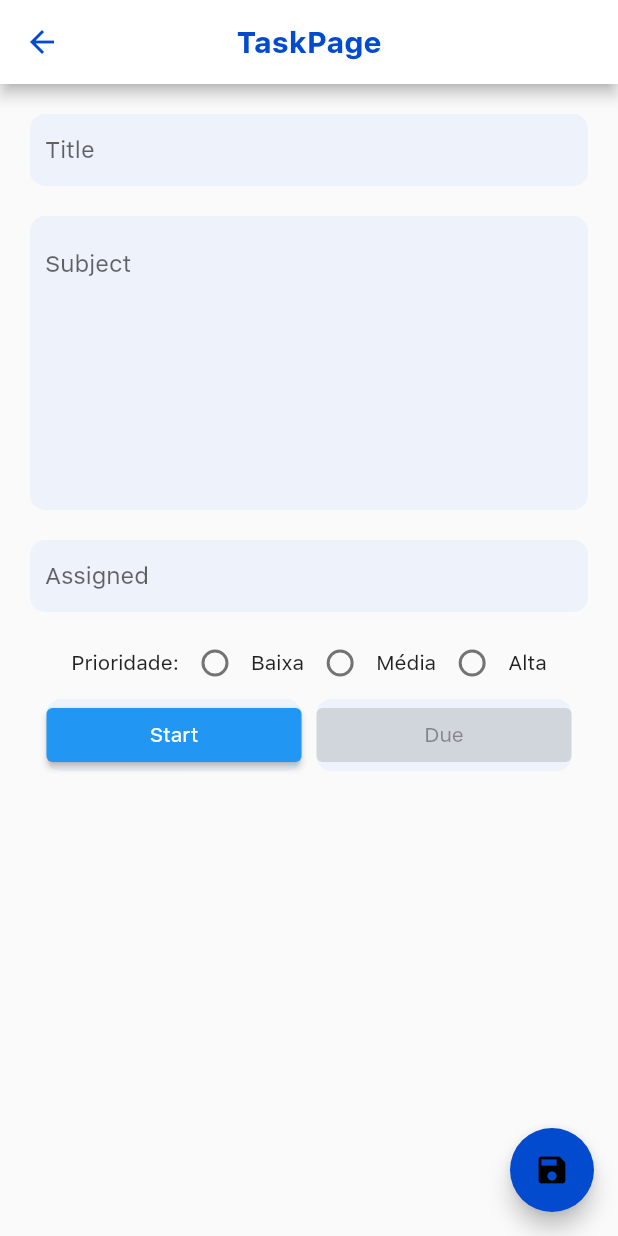
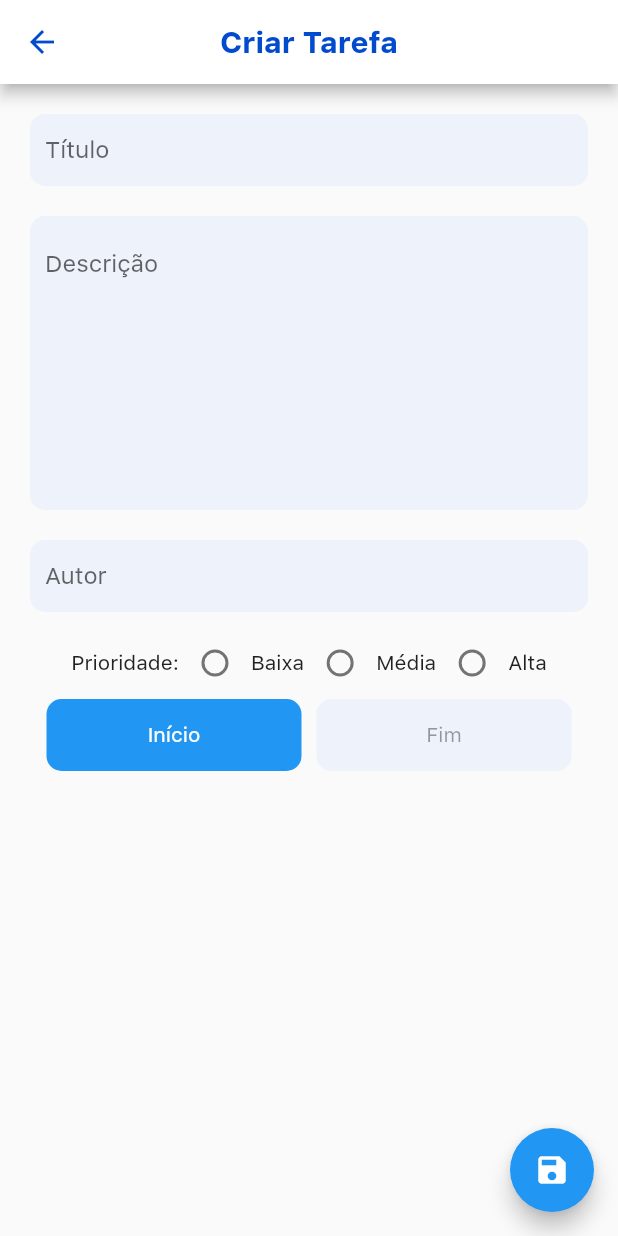
Before and after one commit to Rafarache/TaskManagerApp, a Flutter app: the TaskPage screen opened directly, on a phone screen of 412 x 824 dp. Run offline on Flutter 3.47's test engine with Material 2 defaults, Android fonts, the phone set to English and light mode, and no system bars; our stand-ins replace community_material_icon, sqflite; missing offline and left inert: icofont_flutter; accounts and stored records are empty.

Commit message:
Language changed

```diff
--- a/lib/Model/taskHelper.dart
+++ b/lib/Model/taskHelper.dart
@@ -112,7 +112,7 @@ class TaskHelper {
   Future<Database> initDb() async {
     final databasesPath = await getDatabasesPath();
 
-    final path = join(databasesPath, "tasksnew009.db");
+    final path = join(databasesPath, "tasksnew9.db");
 
     return await openDatabase(path, version: 1,
         onCreate: (Database db, int newerVersion) async {
--- a/lib/View/AddTask/TaskPage.dart
+++ b/lib/View/AddTask/TaskPage.dart
@@ -43,7 +43,7 @@ class _TaskPageState extends State<TaskPage> {
           ),
           centerTitle: true,
           title: Text(
-            'TaskPage',
+            'Criar Tarefa',
             style: TextStyle(
               fontWeight: FontWeight.w700,
               color: Theme.of(context).primaryColor,
@@ -66,7 +66,7 @@ class _TaskPageState extends State<TaskPage> {
                     controller: _titleController,
                     decoration: InputDecoration(
                       contentPadding: EdgeInsets.only(right: 10),
-                      hintText: 'Title',
+                      hintText: 'Título',
                       border: InputBorder.none,
                     ),
                     onChanged: (text) {
@@ -90,7 +90,7 @@ class _TaskPageState extends State<TaskPage> {
                     controller: _subjectController,
                     decoration: InputDecoration(
                       border: InputBorder.none,
-                      hintText: 'Subject',
+                      hintText: 'Descrição',
                     ),
                     onChanged: (text) {
                       setState(() {
@@ -113,7 +113,7 @@ class _TaskPageState extends State<TaskPage> {
                     controller: _assignedController,
                     decoration: InputDecoration(
                       border: InputBorder.none,
-                      hintText: 'Assigned',
+                      hintText: 'Autor',
                     ),
                     onChanged: (text) {
                       setState(() {
@@ -193,13 +193,16 @@ class _TaskPageState extends State<TaskPage> {
                     child: Container(
                       width: 170,
                       decoration: BoxDecoration(
-                        color: Color(0XFFEEF2FA),
+                        color: Colors.blue,
                         borderRadius: BorderRadius.circular(10),
                       ),
-                      child: ElevatedButton(
-                        child: Text(_editedTask.dateStart == null
-                            ? "Start"
-                            : "Start: ${DateFormat('d MM y').format(_editedTask.dateStart)}"),
+                      child: TextButton(
+                        child: Text(
+                          _editedTask.dateStart == null
+                              ? "Início"
+                              : "Início: ${DateFormat('d MM y').format(_editedTask.dateStart)}",
+                          style: TextStyle(color: Colors.white),
+                        ),
                         onPressed: datePickerStart,
                       ),
                     ),
@@ -214,10 +217,10 @@ class _TaskPageState extends State<TaskPage> {
                         color: Color(0XFFEEF2FA),
                         borderRadius: BorderRadius.circular(10),
                       ),
-                      child: ElevatedButton(
+                      child: TextButton(
                         child: Text(_editedTask.dateDue == null
-                            ? "Due"
-                            : "Due: ${DateFormat('d MM y').format(_editedTask.dateDue)}"),
+                            ? "Fim"
+                            : "Fim: ${DateFormat('d MM y').format(_editedTask.dateDue)}"),
                         onPressed: _editedTask.dateStart == null
                             ? null
                             : datePickerDue,
@@ -230,13 +233,16 @@ class _TaskPageState extends State<TaskPage> {
           ),
         ),
         floatingActionButton: FloatingActionButton(
-          backgroundColor: Theme.of(context).primaryColor,
+          backgroundColor: Colors.blue,
           onPressed: () {
             if (_editedTask.title.isNotEmpty && _editedTask.title != null) {
               Navigator.pop(context, _editedTask);
             } else {}
           },
-          child: Icon(Icons.save),
+          child: Icon(
+            Icons.save,
+            color: Colors.white,
+          ),
         ),
       ),
     );
--- a/lib/View/Home/Widgets/quickTask.dart
+++ b/lib/View/Home/Widgets/quickTask.dart
@@ -27,7 +27,7 @@ class QuickTask extends StatelessWidget {
             size: 50,
           ),
           Text(
-            'Quick Task',
+            'Adicionar Tarefa',
             style: TextStyle(
               color: Colors.white,
               fontWeight: FontWeight.w600,
```
Also changed, not shown: lib/View/Home/HomePage.dart (+16 -6 lines).
